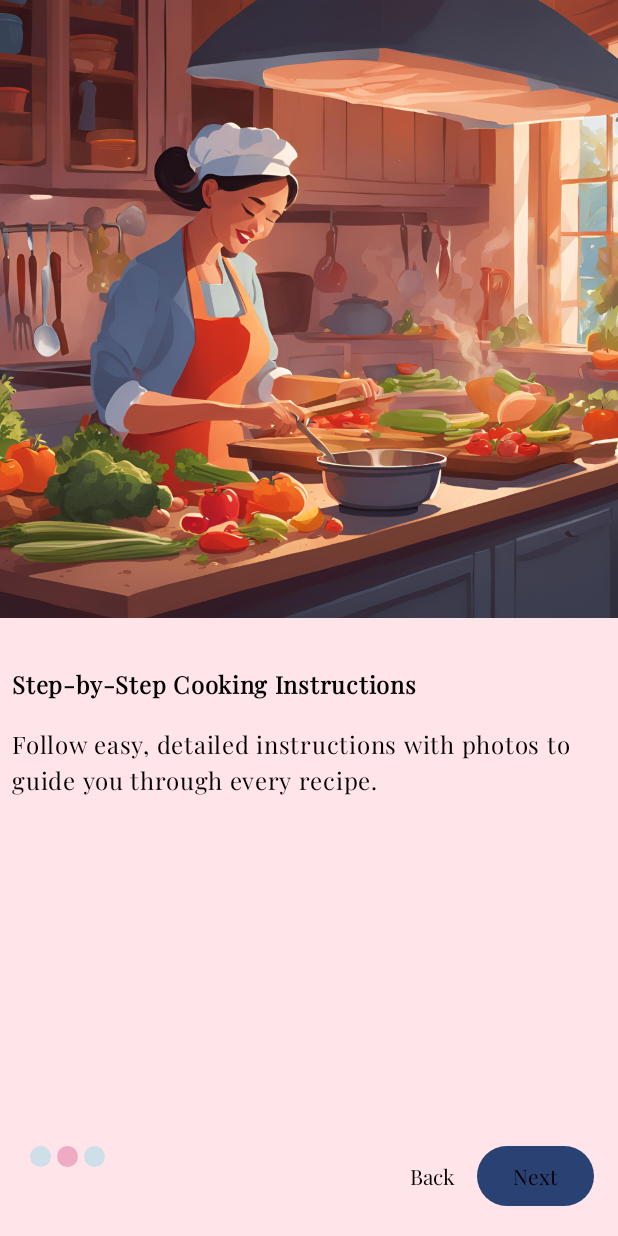
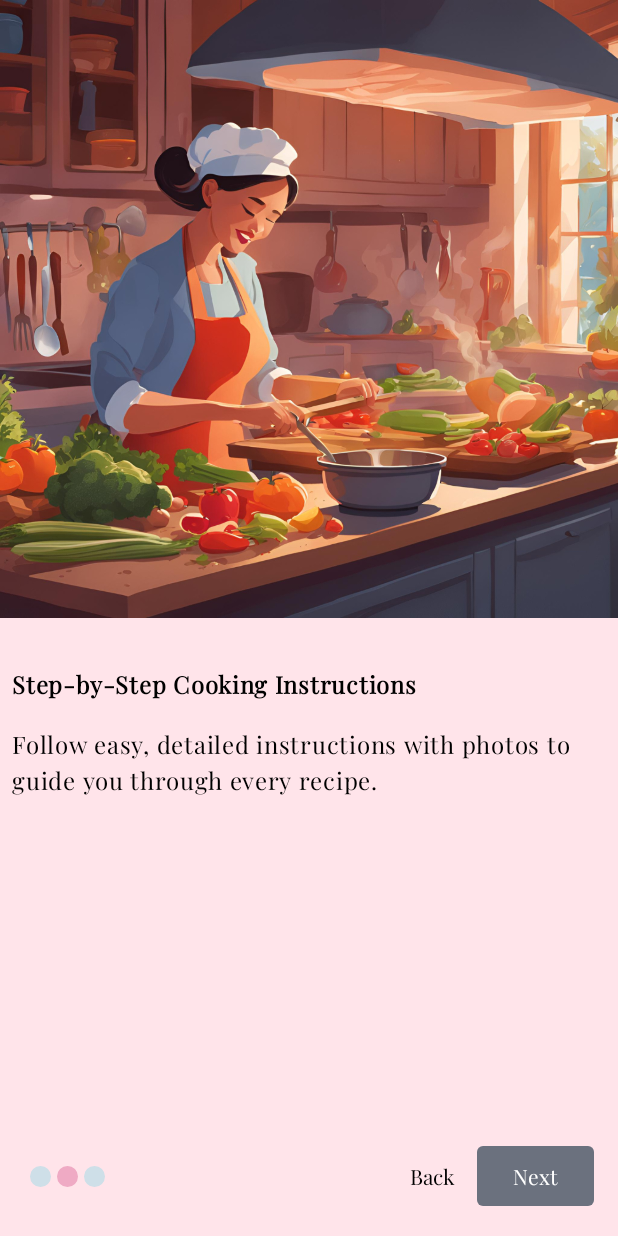
Before and after one commit to denizsimsekk/RecipeApp, an Android app built with Jetpack Compose: the screen it shows after launch (MainActivity), after a tap on "Next", on a phone screen of 412 x 824 dp. Run offline under Robolectric (Android 15) with nearby library versions, the phone set to English and light mode, and no system bars.

Commit message:
Onboard Page Buttons Added.

```diff
--- a/app/src/main/java/com/example/foodrecipes/presentation/common/Button.kt
+++ b/app/src/main/java/com/example/foodrecipes/presentation/common/Button.kt
@@ -1,22 +1,34 @@
 package com.example.foodrecipes.presentation.common
 
 import android.widget.Button
+import androidx.compose.foundation.BorderStroke
+import androidx.compose.foundation.background
+import androidx.compose.foundation.border
+import androidx.compose.foundation.shape.RoundedCornerShape
 import androidx.compose.material3.Button
+import androidx.compose.material3.ButtonDefaults
 import androidx.compose.material3.Text
 import androidx.compose.material3.TextButton
 import androidx.compose.runtime.Composable
+import androidx.compose.ui.Modifier
+import androidx.compose.ui.graphics.Color
+import androidx.compose.ui.res.colorResource
+import androidx.compose.ui.unit.dp
+import com.example.foodrecipes.R
 
 @Composable
-fun CommonButton(text:String,onClick:()->Unit)
-{
-    Button(onClick = onClick) {
-        Text(text)
+fun CommonButton(text: String, onClick: () -> Unit) {
+    Button(
+        onClick = onClick,
+        colors = ButtonDefaults.buttonColors(containerColor = colorResource(R.color.gray)),
+        shape = RoundedCornerShape(4.dp) // Set the corner radius here
+    ) {
+        Text(text, color = Color.White)
     }
 }
 
 @Composable
-fun CommonTextButton(text:String,onClick:()->Unit)
-{
+fun CommonTextButton(text: String, onClick: () -> Unit) {
     TextButton(onClick = onClick) {
         Text(text)
     }
--- a/app/src/main/java/com/example/foodrecipes/presentation/onboarding/OnboardingPageItem.kt
+++ b/app/src/main/java/com/example/foodrecipes/presentation/onboarding/OnboardingPageItem.kt
@@ -6,11 +6,20 @@ import com.example.foodrecipes.R
 data class OnboardingPageItem(
     val title:String,
     val description:String,
-    @DrawableRes val image:Int
+    @DrawableRes val image:Int,
+    val onboardingPageFoodItem: OnboardingPageFoodItem
 )
 
 val onboardingPages= listOf(
-    OnboardingPageItem("Discover New Recipes","Explore a wide variety of recipes from around the world, perfect for every meal and occasion.", R.drawable.onboarding1),
-    OnboardingPageItem("Step-by-Step Cooking Instructions","Follow easy, detailed instructions with photos to guide you through every recipe.", R.drawable.onboarding2),
-    OnboardingPageItem("Easy Ingredient Search","Find recipes based on ingredients you already have at home.", R.drawable.onboarding3)
+    OnboardingPageItem("Discover New Recipes","Explore a wide variety of recipes from around the world, perfect for every meal and occasion.", R.drawable.onboarding1,OnboardingPageFoodItem(R.drawable.onboarding_food1,0F)),
+    OnboardingPageItem("Step-by-Step Cooking Instructions","Follow easy, detailed instructions with photos to guide you through every recipe.", R.drawable.onboarding2,OnboardingPageFoodItem(R.drawable.onboarding_food2,30F)),
+    OnboardingPageItem("Easy Ingredient Search","Find recipes based on ingredients you already have at home.", R.drawable.onboarding3,OnboardingPageFoodItem(R.drawable.onboarding_food3,-30F))
 )
+
+data class OnboardingPageFoodItem(@DrawableRes val image:Int,val rotate:Float)
+
+val onboardingFoods= listOf(
+
+    OnboardingPageFoodItem(R.drawable.onboarding_food2,30F),
+    OnboardingPageFoodItem(R.drawable.onboarding_food3,-30F),
+)
--- a/app/src/main/java/com/example/foodrecipes/presentation/onboarding/OnboardingScreen.kt
+++ b/app/src/main/java/com/example/foodrecipes/presentation/onboarding/OnboardingScreen.kt
@@ -1,29 +1,44 @@
 package com.example.foodrecipes.presentation.onboarding
 
 import androidx.compose.foundation.ExperimentalFoundationApi
+import androidx.compose.foundation.Image
 import androidx.compose.foundation.background
 import androidx.compose.foundation.layout.Arrangement
+import androidx.compose.foundation.layout.Box
 import androidx.compose.foundation.layout.Column
 import androidx.compose.foundation.layout.Row
 import androidx.compose.foundation.layout.Spacer
 import androidx.compose.foundation.layout.fillMaxSize
 import androidx.compose.foundation.layout.fillMaxWidth
 import androidx.compose.foundation.layout.navigationBarsPadding
+import androidx.compose.foundation.layout.offset
 import androidx.compose.foundation.layout.padding
+import androidx.compose.foundation.layout.size
 import androidx.compose.foundation.pager.HorizontalPager
 import androidx.compose.foundation.pager.rememberPagerState
 import androidx.compose.runtime.Composable
+import androidx.compose.runtime.LaunchedEffect
 import androidx.compose.runtime.derivedStateOf
+import androidx.compose.runtime.getValue
+import androidx.compose.runtime.mutableStateOf
 import androidx.compose.runtime.remember
 import androidx.compose.runtime.rememberCoroutineScope
+import androidx.compose.runtime.setValue
+import androidx.compose.ui.Alignment
 import androidx.compose.ui.Modifier
+import androidx.compose.ui.draw.alpha
+import androidx.compose.ui.draw.rotate
 import androidx.compose.ui.res.colorResource
+import androidx.compose.ui.res.painterResource
+import androidx.compose.ui.tooling.preview.Preview
 import androidx.compose.ui.unit.dp
 import com.example.foodrecipes.R
 import com.example.foodrecipes.presentation.common.CommonButton
 import com.example.foodrecipes.presentation.common.CommonTextButton
+import com.example.foodrecipes.presentation.onboarding.components.OnboardingFood
 import com.example.foodrecipes.presentation.onboarding.components.OnboardingPage
 import com.example.foodrecipes.presentation.onboarding.components.PageIndicator
+import kotlinx.coroutines.delay
 import kotlinx.coroutines.launch
 
 
@@ -53,13 +68,17 @@ fun OnboardingScreen() {
 
         HorizontalPager(pagerState) { index ->
             OnboardingPage(onboardingPageItem = onboardingPages[index])
+          //  StackedRotatedImagesPager(listOf(R.drawable.onboarding_food1,R.drawable.onboarding_food2,R.drawable.onboarding_food3))
         }
         Spacer(modifier = Modifier.weight(1f))
-        Row(modifier = Modifier
-            .fillMaxWidth()
-            .navigationBarsPadding()
-            .padding(16.dp),
-            horizontalArrangement = Arrangement.SpaceBetween) {
+        Row(
+            modifier = Modifier
+                .fillMaxWidth()
+                .navigationBarsPadding()
+                .padding(16.dp),
+            horizontalArrangement = Arrangement.SpaceBetween,
+            verticalAlignment = Alignment.CenterVertically
+        ) {
             PageIndicator(
                 modifier = Modifier.padding(2.dp),
                 pageSize = onboardingPages.size,
@@ -67,32 +86,50 @@ fun OnboardingScreen() {
             )
             Row()
             {
-                val scope= rememberCoroutineScope()
-                if(buttonState.value[0].isNotEmpty())
-                {
+                val scope = rememberCoroutineScope()
+                if (buttonState.value[0].isNotEmpty()) {
                     CommonTextButton(buttonState.value[0]) {
                         scope.launch {
-                            pagerState.animateScrollToPage(page = pagerState.currentPage-1)
+                            pagerState.animateScrollToPage(page = pagerState.currentPage - 1)
                         }
                     }
                 }
                 CommonButton(buttonState.value[1]) {
-                    if(pagerState.currentPage==3)
-                    {
+                    if (pagerState.currentPage == 3) {
                         //TODO navigate
-                    }
-                    else{
+                    } else {
                         scope.launch {
 
-                            pagerState.animateScrollToPage(page = pagerState.currentPage+1)
+                            pagerState.animateScrollToPage(page = pagerState.currentPage + 1)
                         }
                     }
 
                 }
             }
         }
-
     }
 
 
 }
+
+@Composable
+fun StackedRotatedImagesPager(images: List<Int>) {
+    var currentIndex by remember { mutableStateOf(0) }
+
+    Box(modifier = Modifier.fillMaxSize()) {
+        images.forEachIndexed { index, imageResId ->
+            if (index <= currentIndex) {
+                Image(
+                    painter = painterResource(id = imageResId),
+                    contentDescription = null,
+                    modifier = Modifier
+                        .size(150.dp)
+                        .offset((index * 20).dp, (index * 20).dp) // Adjust the position slightly for each image
+                        .rotate((index * 90).toFloat()) // Rotate each image differently
+                        .alpha(if (index == currentIndex) 1f else 0.6f) // Lower the opacity of previous images
+                )
+            }
+        }
+
+    }
+}
--- a/app/src/main/res/values/colors.xml
+++ b/app/src/main/res/values/colors.xml
@@ -10,6 +10,8 @@
     <color name="light_pink">#FFE4EA</color>
     <color name="light_blue">#cedfe8</color>
     <color name="pink">#EFAAC4</color>
+    <color name="gray">#6B717E</color>
+    <color name="green">#D4DCCD</color>
 
 
 
```
Also changed, not shown: app/src/main/java/com/example/foodrecipes/presentation/onboarding/components/OnBoardingFood.kt (added, +16 -0 lines), app/src/main/res/drawable/onboarding_food1.png (added), 2 other files.
